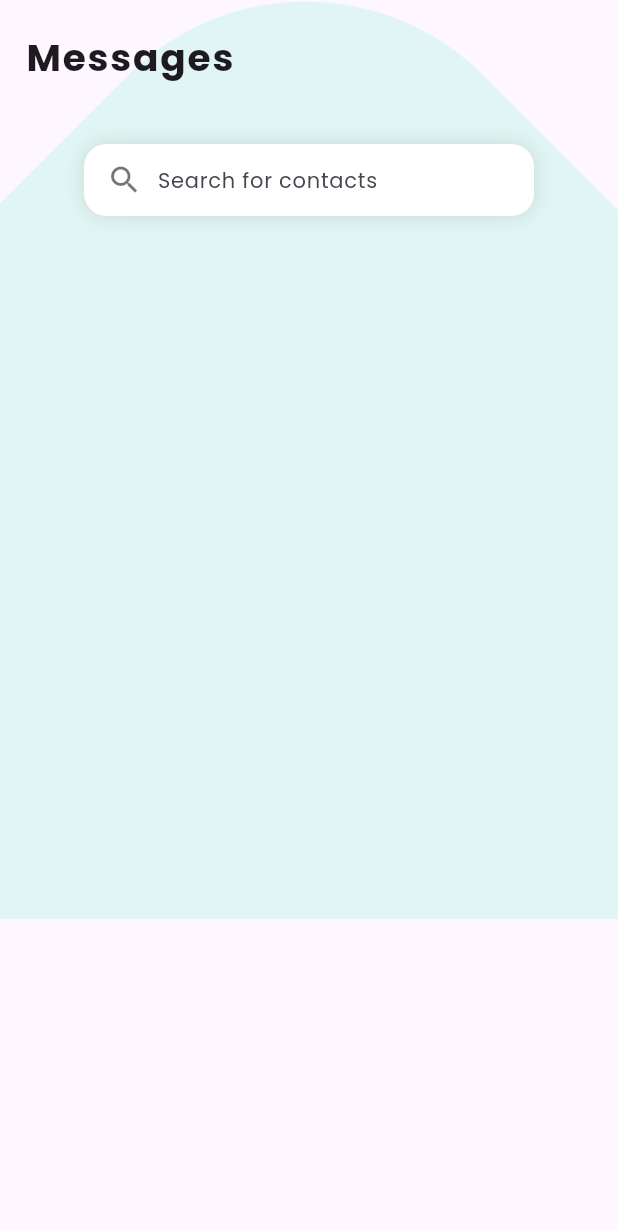
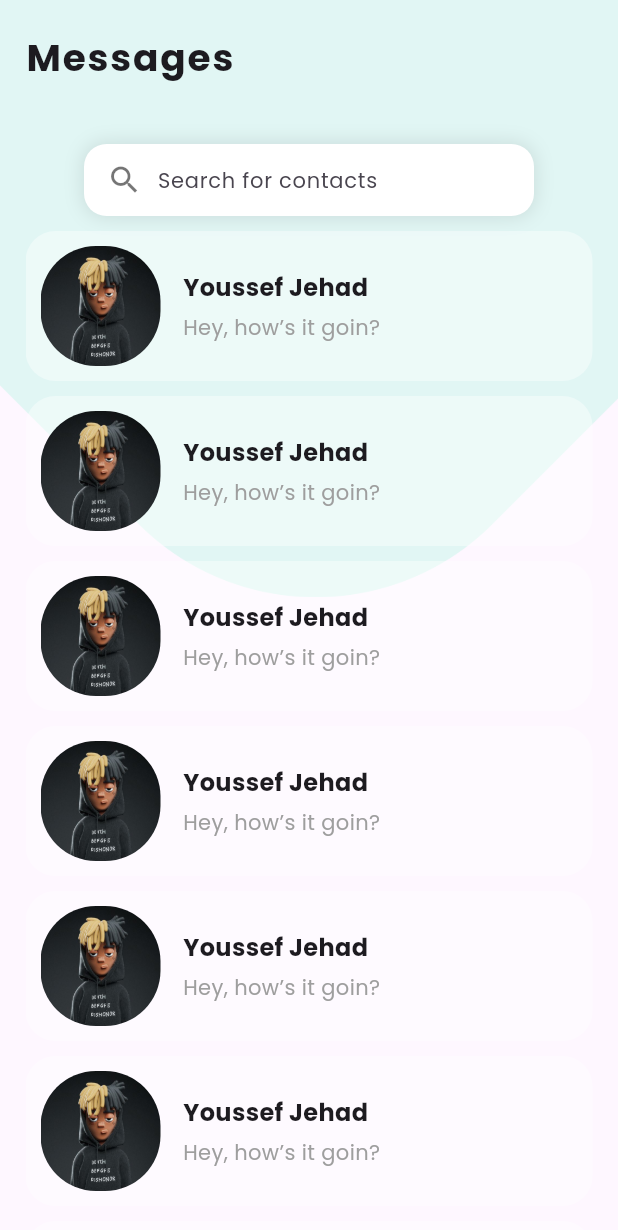
Before and after one commit to vortexyj/starx, a Flutter app: the MesseagesPageBody widget shown alone on an empty page, opened directly, on a phone screen of 412 x 824 dp. Shown: the top 1230 px of the screen. Run offline on Flutter 3.47's test engine with Material 3 defaults, Android fonts, the phone set to English and light mode, and no system bars; our stand-ins replace awesome_bottom_bar, go_router, google_fonts.

Commit message:
messagespagedone

```diff
--- /dev/null
+++ b/lib/features/messages/presentation/views/widgets/messagecardcustom.dart
@@ -0,0 +1,35 @@
+import 'package:flutter/material.dart';
+import 'package:starx/core/utils/colors.dart';
+import 'package:starx/core/utils/styles.dart';
+import 'package:starx/features/profile/presentation/views/widgets/imagerotatedframe.dart';
+
+class MessageCard extends StatelessWidget {
+  const MessageCard({super.key});
+
+  @override
+  Widget build(BuildContext context) {
+    return Container(
+      padding: const EdgeInsets.all(10.0),
+      decoration: BoxDecoration(
+        color: ColorStyle.white.withOpacity(0.4),
+        borderRadius: BorderRadius.circular(20.0),
+      ),
+      child: Row(
+        children: [
+          const ImageRotatedFrame(),
+          const SizedBox(width: 15.0),
+          Column(
+            crossAxisAlignment: CrossAxisAlignment.start,
+            children: [
+              Text('Youssef Jehad',
+                  style: Styles.body16.copyWith(fontWeight: FontWeight.bold)),
+              const SizedBox(height: 5.0),
+              Text('Hey, how’s it goin?',
+                  style: Styles.body14.copyWith(color: Colors.grey)),
+            ],
+          ),
+        ],
+      ),
+    );
+  }
+}
--- /dev/null
+++ b/lib/features/messages/presentation/views/widgets/messagescontainerlist.dart
@@ -0,0 +1,22 @@
+import 'package:flutter/material.dart';
+import 'package:starx/features/messages/presentation/views/widgets/messagecardcustom.dart';
+
+class MessagesContainerListSection extends StatelessWidget {
+  const MessagesContainerListSection({
+    super.key,
+  });
+
+  @override
+  Widget build(BuildContext context) {
+    return ListView.builder(
+      physics: const BouncingScrollPhysics(),
+      itemCount: 30,
+      itemBuilder: (context, index) {
+        return const Padding(
+          padding: EdgeInsets.only(top: 10.0),
+          child: MessageCard(),
+        );
+      },
+    );
+  }
+}
--- a/lib/features/messages/presentation/views/widgets/messeagespagebody.dart
+++ b/lib/features/messages/presentation/views/widgets/messeagespagebody.dart
@@ -1,7 +1,7 @@
 import 'package:flutter/material.dart';
 import 'package:starx/core/utils/assets.dart';
-import 'package:starx/core/utils/colors.dart';
-import 'package:starx/core/utils/styles.dart';
+import 'package:starx/features/messages/presentation/views/widgets/messagescontainerlist.dart';
+import 'package:starx/features/messages/presentation/views/widgets/searchbar.dart';
 import 'package:starx/features/messages/presentation/views/widgets/title.dart';
 
 class MesseagesPageBody extends StatelessWidget {
@@ -11,17 +11,23 @@ class MesseagesPageBody extends StatelessWidget {
   Widget build(BuildContext context) {
     return Stack(
       children: [
-        Image.asset(AssetsData.background3),
-        Padding(
-          padding: const EdgeInsets.only(left: 17.0, right: 17.0),
+        Image.asset(
+          AssetsData.background2,
+          fit: BoxFit.fill,
+        ),
+        const Padding(
+          padding: EdgeInsets.only(left: 17.0, right: 17.0),
           child: Center(
             child: Column(
               crossAxisAlignment: CrossAxisAlignment.center,
               children: [
-                const SizedBox(height: 20),
-                const TitleBar(),
-                const SizedBox(height: 40),
-                SearchBar(),
+                SizedBox(height: 20),
+                TitleBar(),
+                SizedBox(height: 40),
+                SearchBarCustom(),
+                Expanded(
+                  child: MessagesContainerListSection(),
+                ),
               ],
             ),
           ),
@@ -30,39 +36,3 @@ class MesseagesPageBody extends StatelessWidget {
     );
   }
 }
-
-class SearchBar extends StatelessWidget {
-  @override
-  Widget build(BuildContext context) {
-    return Container(
-      width: 300,
-      padding: const EdgeInsets.symmetric(horizontal: 15),
-      decoration: BoxDecoration(
-        color: ColorStyle.white,
-        borderRadius: BorderRadius.circular(15),
-        boxShadow: [
-          BoxShadow(
-            color: Colors.black.withOpacity(0.1),
-            spreadRadius: 1,
-            blurRadius: 10,
-          ),
-        ],
-      ),
-      child: Row(
-        children: [
-          Icon(Icons.search, color: Colors.black54),
-          SizedBox(width: 10),
-          Expanded(
-            child: TextField(
-              decoration: InputDecoration(
-                hintText: "Search for contacts",
-                hintStyle: Styles.body14,
-                border: InputBorder.none,
-              ),
-            ),
-          ),
-        ],
-      ),
-    );
-  }
-}
--- /dev/null
+++ b/lib/features/messages/presentation/views/widgets/searchbar.dart
@@ -0,0 +1,41 @@
+import 'package:flutter/material.dart';
+import 'package:starx/core/utils/colors.dart';
+import 'package:starx/core/utils/styles.dart';
+
+class SearchBarCustom extends StatelessWidget {
+  const SearchBarCustom({super.key});
+
+  @override
+  Widget build(BuildContext context) {
+    return Container(
+      width: 300,
+      padding: const EdgeInsets.symmetric(horizontal: 15),
+      decoration: BoxDecoration(
+        color: ColorStyle.white,
+        borderRadius: BorderRadius.circular(15),
+        boxShadow: [
+          BoxShadow(
+            color: Colors.black.withOpacity(0.1),
+            spreadRadius: 1,
+            blurRadius: 10,
+          ),
+        ],
+      ),
+      child: Row(
+        children: [
+          const Icon(Icons.search, color: Colors.black54),
+          const SizedBox(width: 10),
+          Expanded(
+            child: TextField(
+              decoration: InputDecoration(
+                hintText: "Search for contacts",
+                hintStyle: Styles.body14,
+                border: InputBorder.none,
+              ),
+            ),
+          ),
+        ],
+      ),
+    );
+  }
+}
```
